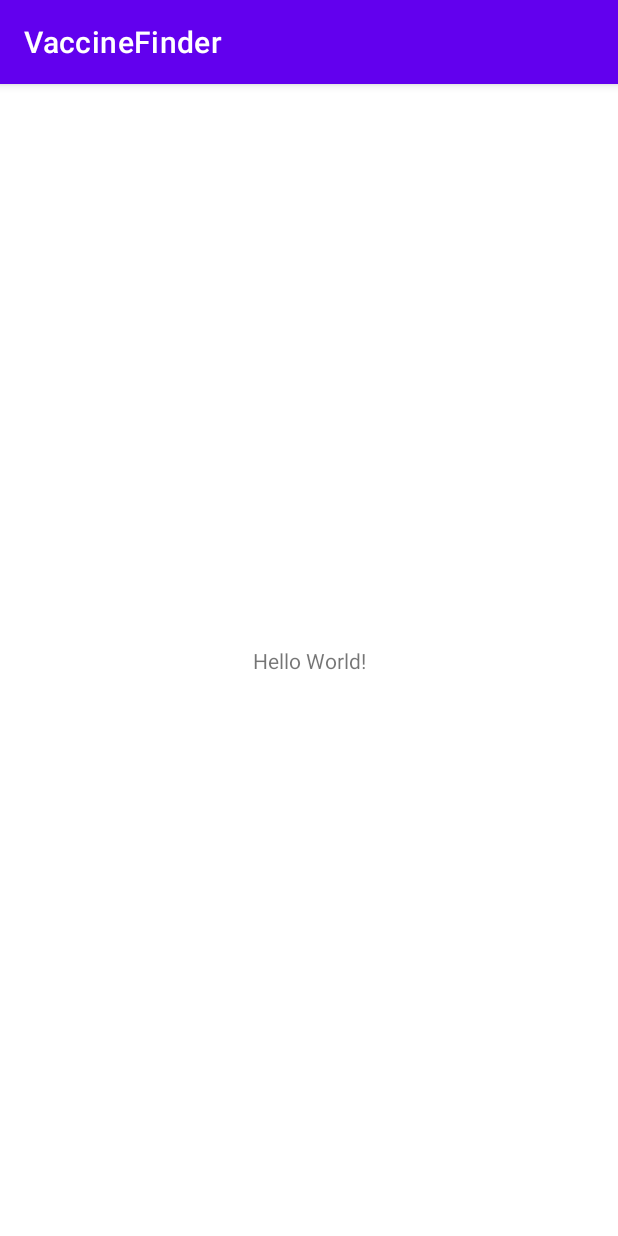
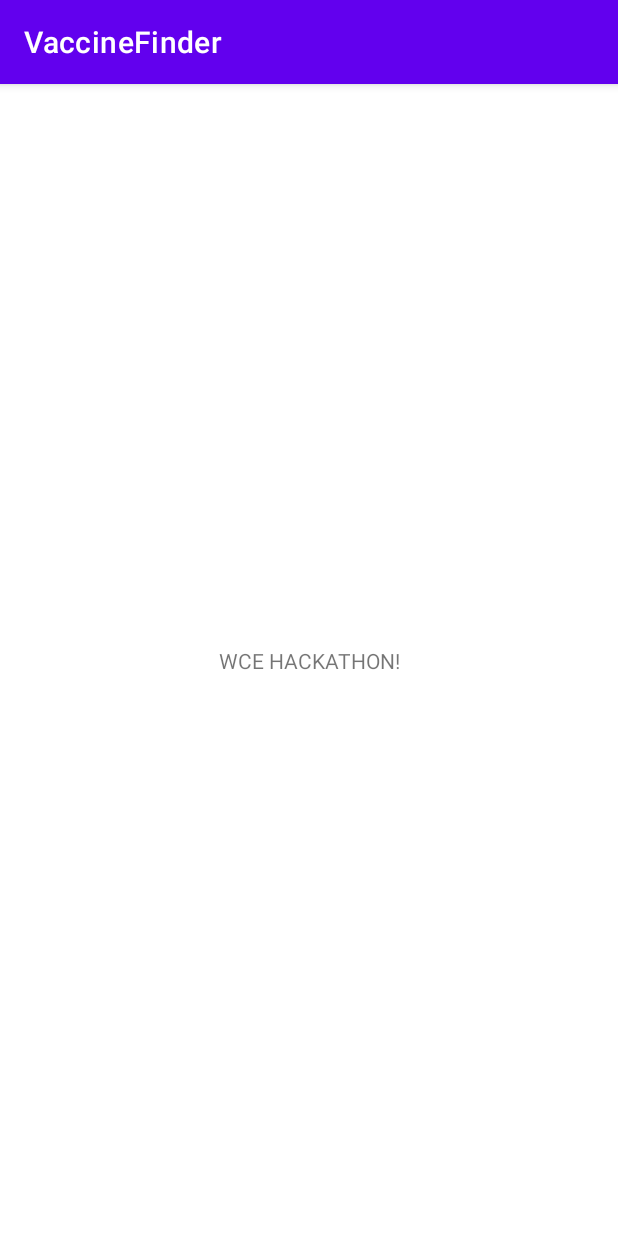
Before and after one commit to viraj-2393/torque, an Android app: the screen it shows after launch (MainActivity), on a phone screen of 412 x 824 dp. Run offline under Robolectric (Android 15) with nearby library versions, the phone set to English and light mode, and no system bars.

Commit message:
setup commit confirming

```diff
--- a/app/src/main/res/layout/activity_main.xml
+++ b/app/src/main/res/layout/activity_main.xml
@@ -9,7 +9,7 @@
     <TextView
         android:layout_width="wrap_content"
         android:layout_height="wrap_content"
-        android:text="Hello World!"
+        android:text="WCE HACKATHON!"
         app:layout_constraintBottom_toBottomOf="parent"
         app:layout_constraintLeft_toLeftOf="parent"
         app:layout_constraintRight_toRightOf="parent"
```
